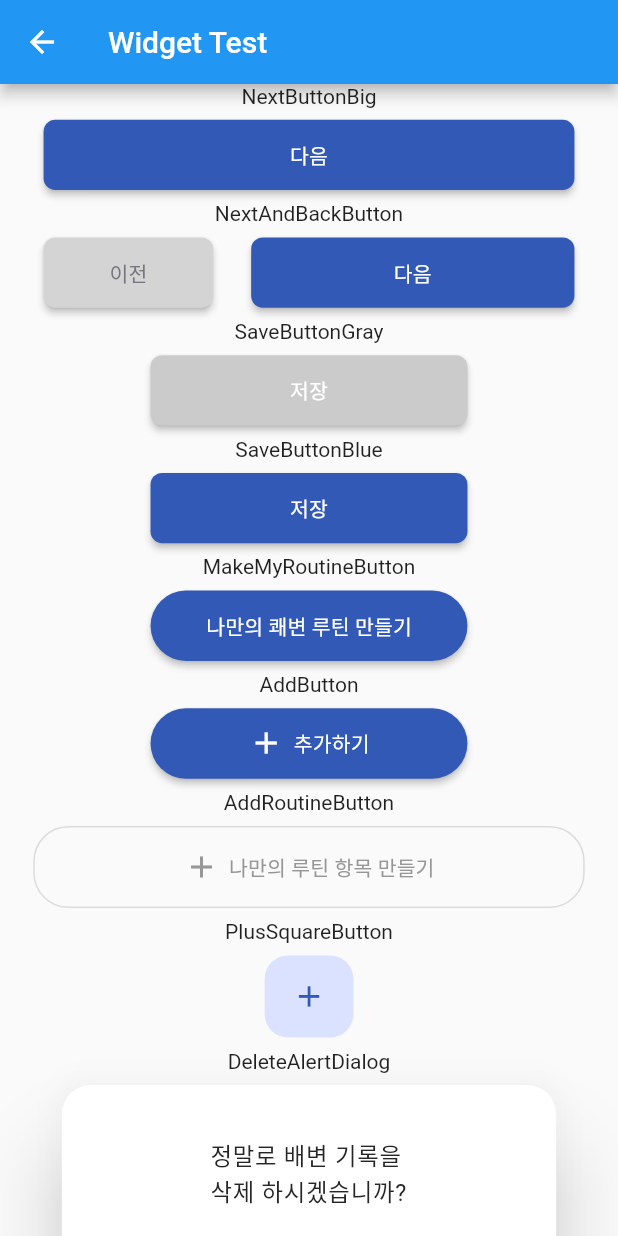
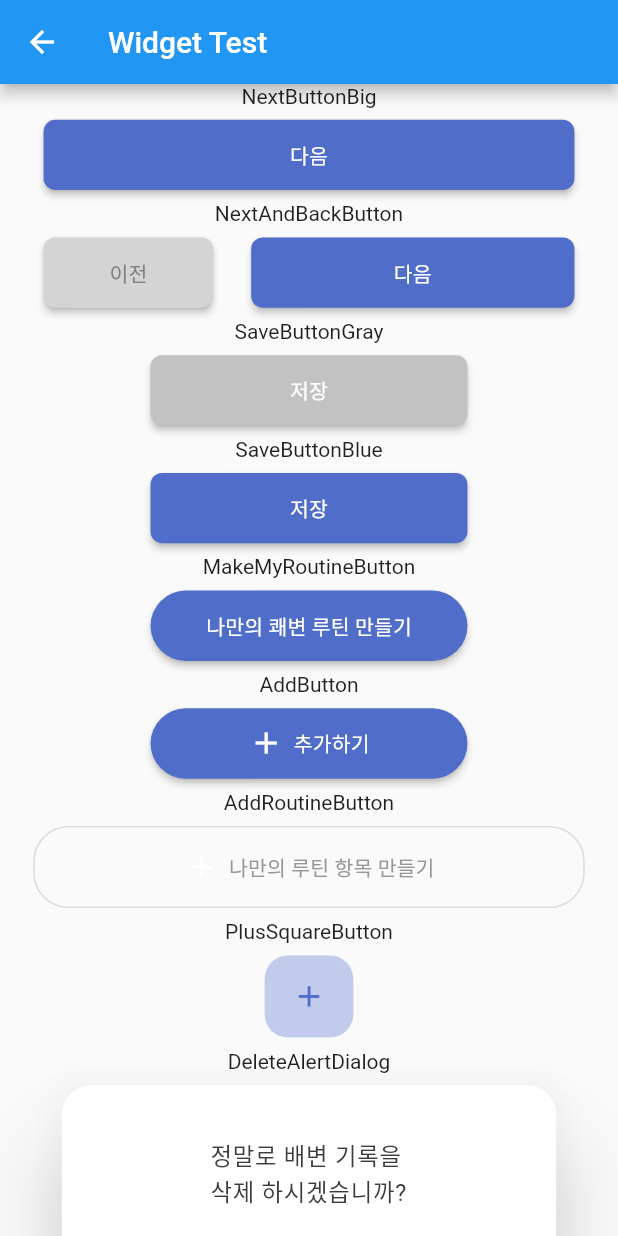
Before and after one commit to alexcho617/HEM-Routine-App, a Flutter app: the WidgetTestPage screen opened by its route, on a phone screen of 412 x 824 dp. Run offline on Flutter 3.47's test engine with Material 2 defaults, Android fonts, the phone set to English and light mode, and no system bars; our stand-ins replace animated_splash_screen, firebase_auth, firebase_core, flutter_screenutil, get, sign_in_with_apple and 1 more; missing offline and left inert: firebase_auth_web, firebase_core_web, sign_in_with_apple_web; accounts and stored records are empty; Roboto replaces fonts that are missing (AppleSDGothicNeoM).

Commit message:
[jyc] component & color 0.4

```diff
--- a/lib/widgets/widgets.dart
+++ b/lib/widgets/widgets.dart
@@ -12,7 +12,7 @@ Widget NextButtonBig(VoidCallback? onPressed) {
       onPressed: onPressed,
       child: Text(
         '다음',
-        style: FontWhite14,
+        style: FontGray14_50,
       ),
       style: ElevatedButton.styleFrom(
         primary: primary,
@@ -49,7 +49,7 @@ Widget BackButtonSmall(VoidCallback? onPressed) {
       onPressed: onPressed,
       child: Text(
         '이전',
-        style: FontGray14_4,
+        style: FontGray14_700,
       ),
       style: ElevatedButton.styleFrom(
         primary: Color.fromARGB(255, 212, 212, 212),
@@ -69,7 +69,7 @@ Widget NextButtonSmall(VoidCallback? onPressed) {
       onPressed: onPressed,
       child: Text(
         '다음',
-        style: FontWhite14,
+        style: FontGray14_50,
       ),
       style: ElevatedButton.styleFrom(
         primary: primary,
@@ -89,10 +89,10 @@ Widget SaveButtonGray(VoidCallback? onPressed) {
       onPressed: onPressed,
       child: Text(
         '저장',
-        style: FontWhite14,
+        style: FontGray14_50,
       ),
       style: ElevatedButton.styleFrom(
-        primary: Color.fromARGB(255, 203, 203, 203),
+        primary: gray500,
         shape: RoundedRectangleBorder(
           borderRadius: BorderRadius.circular(8.r),
         ),
@@ -109,7 +109,7 @@ Widget SaveButtonBlue(VoidCallback? onPressed) {
       onPressed: onPressed,
       child: Text(
         '저장',
-        style: FontWhite14,
+        style: FontGray14_50,
       ),
       style: ElevatedButton.styleFrom(
         primary: primary,
@@ -129,7 +129,7 @@ Widget MakeMyRoutineButton(VoidCallback? onPressed) {
       onPressed: onPressed,
       child: Text(
         '나만의 쾌변 루틴 만들기',
-        style: FontWhite14,
+        style: FontGray14_50,
       ),
       style: ElevatedButton.styleFrom(
         primary: primary,
@@ -156,7 +156,7 @@ Widget AddButton(VoidCallback? onPressed) {
           ),
           Text(
             '추가하기',
-            style: FontWhite14,
+            style: FontGray14_50,
           ),
         ],
       ),
@@ -181,19 +181,19 @@ Widget AddRoutineButton(VoidCallback? onPressed) {
         children: [
           Icon(
             Icons.add,
-            color: gray3,
+            color: gray50,
           ),
           SizedBox(
             width: 6.w,
           ),
           Text(
             '나만의 루틴 항목 만들기',
-            style: FontGray14_3,
+            style: FontGray14_600,
           ),
         ],
       ),
       style: OutlinedButton.styleFrom(
-        primary: gray2,
+        primary: gray600,
         shape: RoundedRectangleBorder(
           borderRadius: BorderRadius.circular(24.r),
         ),
@@ -207,7 +207,7 @@ Widget PlusSquareButton(VoidCallback? onPressed) {
     width: 56.w,
     height: 56.h,
     decoration: BoxDecoration(
-      color: blue1,
+      color: blue100,
       borderRadius: BorderRadius.circular(16.r),
     ),
     child: IconButton(
@@ -235,7 +235,79 @@ Widget DeleteAlertDialog(
         Container(
           width: 312.w,
           height: 120.h,
-          child: Center(child: Text('정말로 배변 기록을 \n삭제 하시겠습니까?',style: FontBlack16_1,)),
+          child: Center(
+              child: Text(
+            '정말로 배변 기록을 \n삭제 하시겠습니까?',
+            style: FontGray16_900,
+          )),
+        ),
+        Row(
+          children: [
+            InkWell(
+              onTap: onPressedCancel,
+              child: Ink(
+                decoration: BoxDecoration(
+                  borderRadius: BorderRadius.only(
+                    bottomLeft: Radius.circular(20.r),
+                  ),
+                  color: gray500,
+                ),
+                width: 124.w,
+                height: 56.h,
+                child: Center(
+                    child: Text(
+                  '취소',
+                  style: FontGray16_900,
+                )),
+              ),
+            ),
+            InkWell(
+              onTap: onPressedDelete,
+              child: Ink(
+                decoration: BoxDecoration(
+                  borderRadius: BorderRadius.only(
+                    bottomRight: Radius.circular(20.r),
+                  ),
+                  color: primary,
+                ),
+                width: 188.w,
+                height: 56.h,
+                child: Center(
+                  child: Text(
+                    '삭제',
+                    style: FontGray16_50,
+                  ),
+                ),
+              ),
+            )
+          ],
+        )
+      ]),
+    ),
+  );
+}
+
+Widget SaveAlertDialog(
+    VoidCallback? onPressedCancel, VoidCallback? onPressedDelete) {
+  return AlertDialog(
+    shape: RoundedRectangleBorder(
+        borderRadius: BorderRadius.all(
+      Radius.circular(20.r),
+    )),
+    insetPadding: EdgeInsets.all(0),
+    titlePadding: EdgeInsets.all(0),
+    actionsPadding: EdgeInsets.all(0),
+    contentPadding: EdgeInsets.all(0),
+    content: Container(
+      child: Column(children: [
+        Container(
+          width: 312.w,
+          height: 120.h,
+          child: Center(
+              child: Text(
+            '루틴 설정이 \n저장 되었습니다.',
+            style: FontGray16_900,
+          )),
         ),
         Row(
           children: [
@@ -253,7 +325,7 @@ Widget DeleteAlertDialog(
                 child: Center(
                     child: Text(
                   '취소',
-                  style: FontBlack16_1,
+                  style: FontGray16_900,
                 )),
               ),
             ),
@@ -271,7 +343,7 @@ Widget DeleteAlertDialog(
                 child: Center(
                   child: Text(
                     '삭제',
-                    style: FontWhite16_1,
+                    style: FontGray16_50,
                   ),
                 ),
               ),
```
Also changed, not shown: lib/utils/colors.dart (+34 -12 lines), lib/utils/constants.dart (+10 -9 lines).
